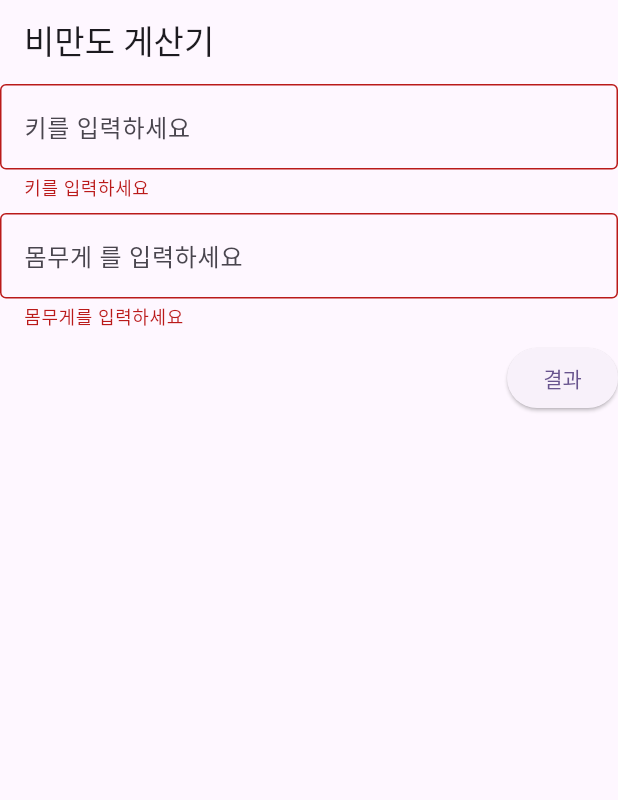
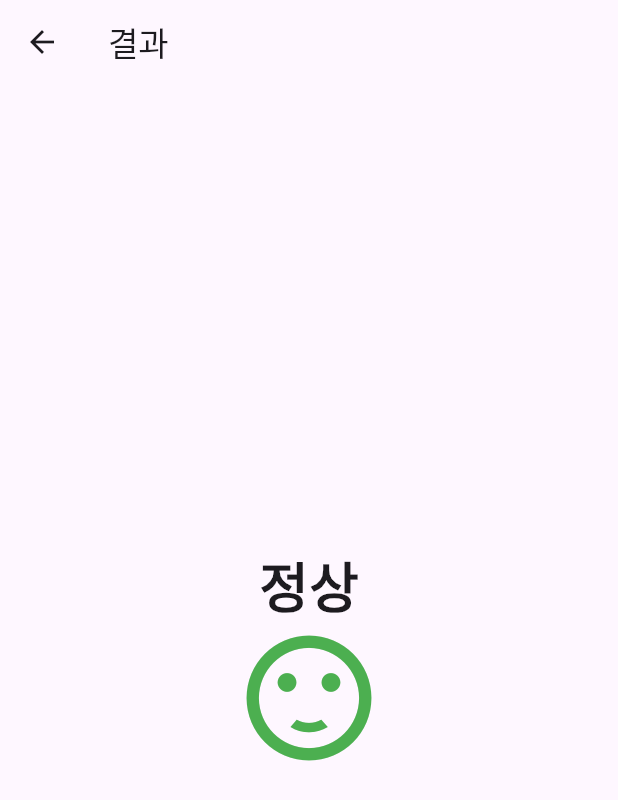
Before and after one commit to OSS0302/bmi_calculator, a Flutter app: the screen it shows after launch, after a tap on "결과", on a phone screen of 412 x 824 dp. Shown: the top 800 px of the screen. Run offline on Flutter 3.47's test engine with Material 3 defaults, Android fonts, the phone set to English and light mode, and no system bars.

Commit message:
053.결과 화면 작성

```diff
--- a/lib/main/main_screen.dart
+++ b/lib/main/main_screen.dart
@@ -1,3 +1,4 @@
+import 'package:bmi_calculator/result/result_screen.dart';
 import 'package:flutter/material.dart';
 
 // 메인 화면 나누기
@@ -56,7 +57,18 @@ class _MainScreenState extends State<MainScreen> {
             const SizedBox(height: 8),
             ElevatedButton(
                 onPressed: () {
-                  if (_formKey.currentState?.validate() ?? false) {}
+                  if (_formKey.currentState?.validate() ?? false) {
+                    return;
+                  }
+                  Navigator.push(
+                    context,
+                    MaterialPageRoute(
+                      builder: (context) => ResultScreen(
+                        height: 189,
+                        weight: 77.5,
+                      ),
+                    ),
+                  );
                 },
                 child: const Text('결과')),
           ],
--- /dev/null
+++ b/lib/result/result_screen.dart
@@ -0,0 +1,45 @@
+import 'package:flutter/material.dart';
+
+class ResultScreen extends StatefulWidget {
+  final double height;
+  final double weight;
+
+  const ResultScreen({
+    Key? key,
+    required this.height,
+    required this.weight,
+  }) : super(key: key);
+
+  @override
+  State<ResultScreen> createState() => _ResultScreenState();
+}
+
+class _ResultScreenState extends State<ResultScreen> {
+  @override
+  Widget build(BuildContext context) {
+    return Scaffold(
+      appBar: AppBar(
+        title: Text('결과'),
+      ),
+      body: Center(
+        child: Column(
+          mainAxisAlignment: MainAxisAlignment.center,
+          children: [
+            Text(
+              '정상',
+              style: TextStyle(
+                fontSize: 36,
+                fontWeight: FontWeight.bold,
+              ),
+            ),
+            Icon(
+              Icons.sentiment_satisfied,
+              color: Colors.green,
+              size: 100,
+            ),
+          ],
+        ),
+      ),
+    );
+  }
+}
```
